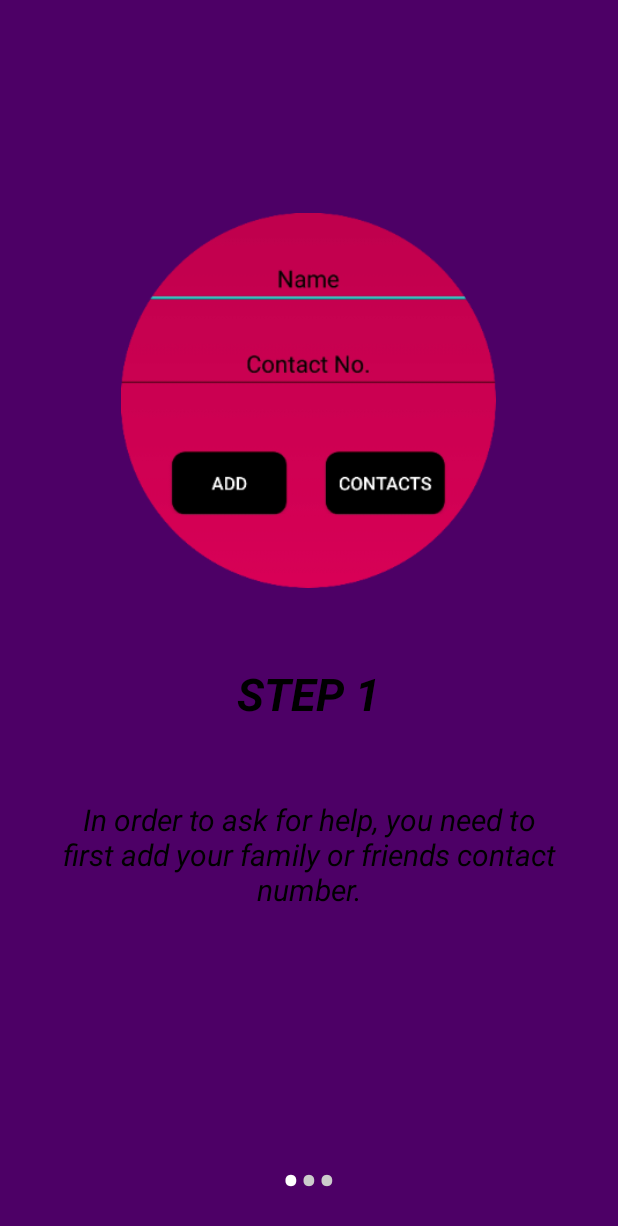
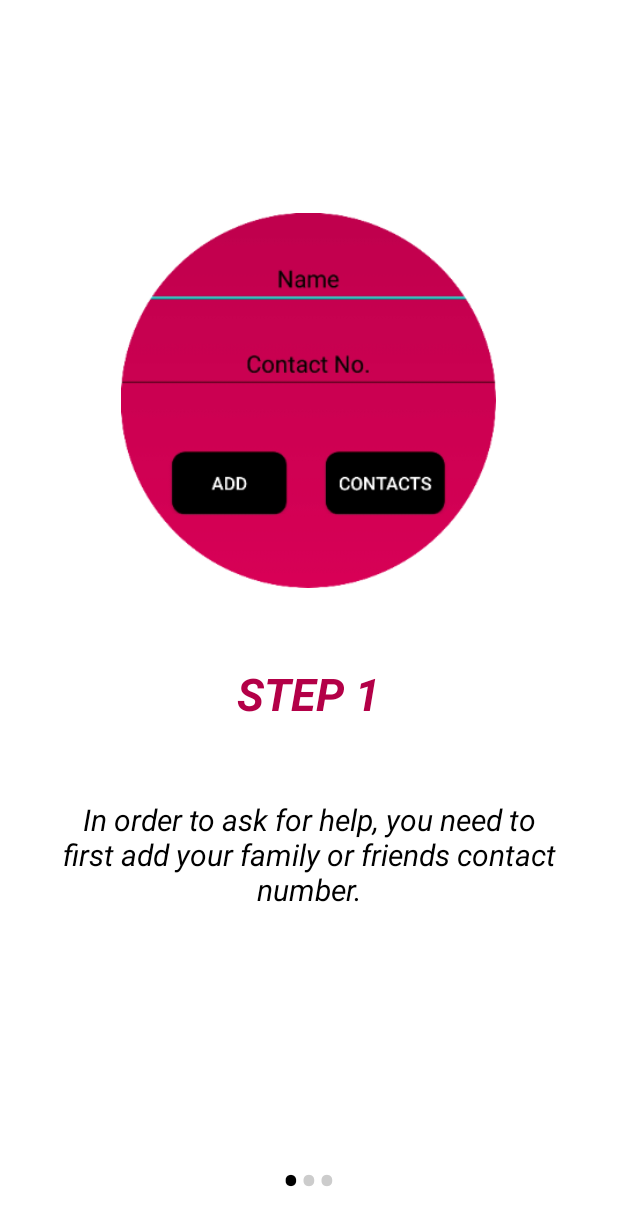
Before and after one commit to priyalbhatewara123/SHE--Live-Without-Fear, an Android app: the Howtouse screen opened directly, with no data from a screen before it, on a phone screen of 412 x 824 dp. Shown: the top 1226 px of the screen. Run offline under Robolectric (Android 15) with nearby library versions, the light colour scheme and no system bars.

Commit message:
Updated UI of "HowToUse" activity

```diff
--- a/app/src/main/java/com/example/she/Howtouse.java
+++ b/app/src/main/java/com/example/she/Howtouse.java
@@ -22,7 +22,7 @@ public class Howtouse extends AppCompatActivity {
         super.onCreate(savedInstanceState);
         setContentView(R.layout.activity_howtouse);
         Window window = Howtouse.this.getWindow();
-        window.setStatusBarColor(ContextCompat.getColor(Howtouse.this, R.color.purple));
+        window.setStatusBarColor(ContextCompat.getColor(Howtouse.this, R.color.colorpink));
 
         viewPager = findViewById(R.id.view_page);
         linearLayout = findViewById(R.id.ll);
@@ -42,7 +42,7 @@ public class Howtouse extends AppCompatActivity {
             linearLayout.addView(mDots[i]);
         }
         if(mDots.length>0){
-            mDots[position].setTextColor(getResources().getColor(R.color.white));
+            mDots[position].setTextColor(getResources().getColor(R.color.black));
         }
     }
 
--- a/app/src/main/res/layout/activity_howtouse.xml
+++ b/app/src/main/res/layout/activity_howtouse.xml
@@ -7,7 +7,7 @@
     tools:context=".Howtouse"
     android:weightSum="4"
     android:orientation="vertical"
-    android:background="#4d0066">
+    android:background="#ffffff">
 
     <androidx.viewpager.widget.ViewPager
         android:layout_width="match_parent"
--- a/app/src/main/res/layout/slide_layout.xml
+++ b/app/src/main/res/layout/slide_layout.xml
@@ -19,7 +19,7 @@
         android:layout_below="@+id/image_view"
         android:layout_centerHorizontal="true"
         android:text="STEP 1"
-        android:textColor="#000000"
+        android:textColor="@color/colorpink"
         android:textSize="30sp"
         android:id="@+id/txt_view5"
         android:textStyle="italic|bold"
```
